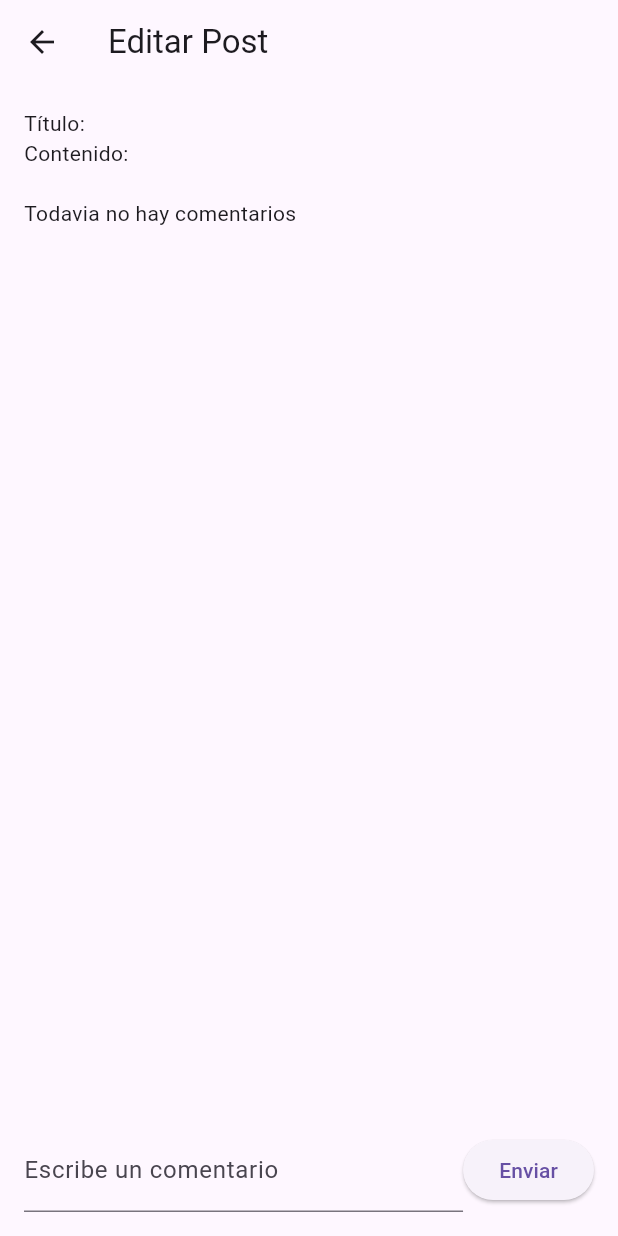
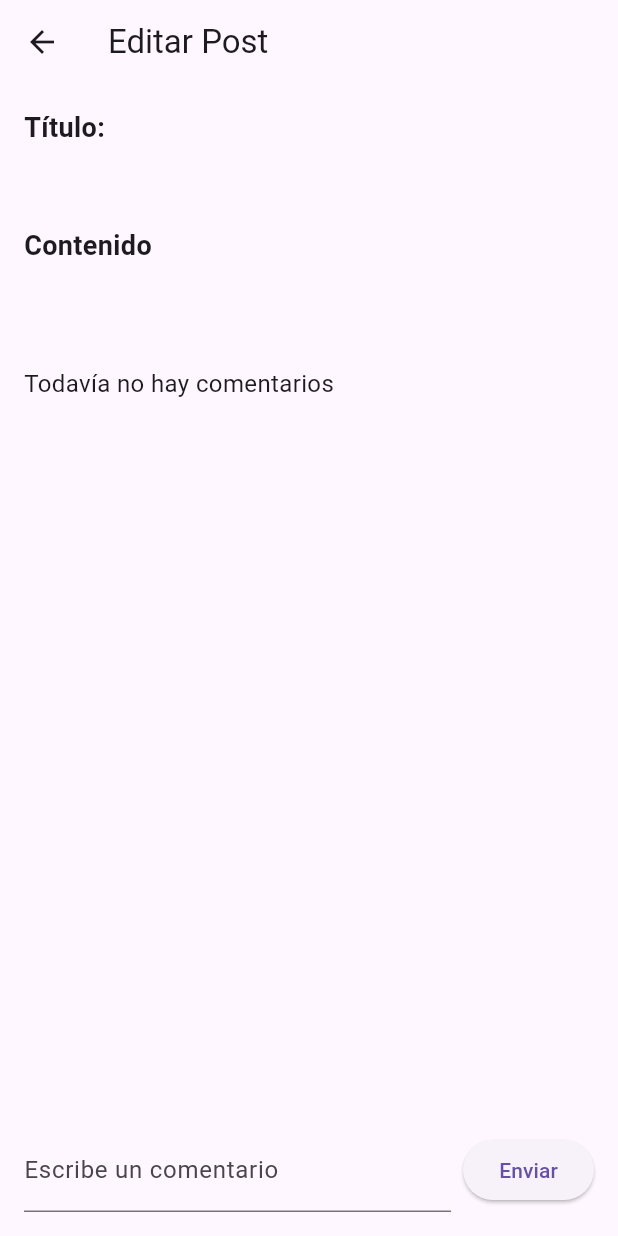
Before and after one commit to CharLyModZz288/trabajoFinal, a Flutter app: the EditarPost screen opened by its route, after a tap on "Enviar", on a phone screen of 412 x 824 dp. Run offline on Flutter 3.47's test engine with Material 3 defaults, Android fonts, the phone set to English and light mode, and no system bars; our stand-ins replace cloud_firestore, firebase_auth, firebase_core, firebase_storage, geolocator, google_maps_flutter and 2 more; accounts and stored records are empty; statements that could not run were skipped.

Commit message:
Cambios de estilo

```diff
--- a/lib/Home/EditarPost.dart
+++ b/lib/Home/EditarPost.dart
@@ -6,10 +6,16 @@ class EditarPost extends StatefulWidget {
   final String? postId;
   final String? usuario;
   final String? imagen;
-  final String? tituloInicial; // Agregado
-  final String? contenidoInicial; // Agregado
+  final String? tituloInicial;
+  final String? contenidoInicial;
 
-  EditarPost({this.postId, this.usuario, this.imagen, this.tituloInicial, this.contenidoInicial});
+  EditarPost({
+    this.postId,
+    this.usuario,
+    this.imagen,
+    this.tituloInicial,
+    this.contenidoInicial,
+  });
 
   @override
   _EditarPostState createState() => _EditarPostState();
@@ -42,11 +48,37 @@ class _EditarPostState extends State<EditarPost> {
         child: Column(
           crossAxisAlignment: CrossAxisAlignment.start,
           children: [
-            // Mostrar título y contenido
-            Text("Título: ${_tituloController.text}"),
-            Text("Contenido: ${_contenidoController.text}"),
+            Text(
+              "Título:",
+              style: TextStyle(fontSize: 18, fontWeight: FontWeight.bold),
+            ),
+            SizedBox(height: 4),
+            Text(
+              _tituloController.text,
+              style: TextStyle(
+                fontSize: 20,
+                fontWeight: FontWeight.bold,
+                color: Colors.deepPurple,
+                shadows: [
+                  Shadow(
+                    blurRadius: 10.0,
+                    color: Colors.black.withOpacity(0.5),
+                    offset: Offset(2.0, 2.0),
+                  ),
+                ],
+              ),
+            ),
             SizedBox(height: 20),
-            // Mostrar imagen
+            Text(
+              "Contenido",
+              style: TextStyle(fontSize: 18, fontWeight: FontWeight.bold),
+            ),
+            SizedBox(height: 4),
+            Text(
+              _contenidoController.text,
+              style: TextStyle(fontSize: 16),
+            ),
+            SizedBox(height: 20),
             if (imagenUrl != null && imagenUrl!.isNotEmpty)
               Image.network(
                 imagenUrl!,
@@ -54,10 +86,11 @@ class _EditarPostState extends State<EditarPost> {
                 height: 200,
                 fit: BoxFit.contain,
               ),
-
+            SizedBox(height: 20),
             Expanded(
               child: StreamBuilder<QuerySnapshot>(
-                stream: db.collection('posts')
+                stream: db
+                    .collection('posts')
                     .doc(widget.postId)
                     .collection('comments')
                     .where('imagenUrl', isEqualTo: imagenUrl)
@@ -68,16 +101,24 @@ class _EditarPostState extends State<EditarPost> {
                     return Center(child: CircularProgressIndicator());
                   }
                   if (!snapshot.hasData || snapshot.data!.docs.isEmpty) {
-                    return Text("Todavia no hay comentarios");
-                  }else {
+                    return Text(
+                      "Todavía no hay comentarios",
+                      style: TextStyle(fontSize: 16),
+                    );
+                  } else {
                     return ListView.builder(
                       itemCount: snapshot.data!.docs.length,
                       itemBuilder: (context, index) {
-                        final commentData = snapshot.data!.docs[index]
-                            .data() as Map<String, dynamic>;
-                        return ListTile(
-                          title: Text(commentData['usuario']),
-                          subtitle: Text(commentData['texto']),
+                        final commentData = snapshot.data!.docs[index].data() as Map<String, dynamic>;
+                        return Card(
+                          margin: const EdgeInsets.symmetric(vertical: 8),
+                          child: ListTile(
+                            title: Text(
+                              commentData['usuario'],
+                              style: TextStyle(fontWeight: FontWeight.bold),
+                            ),
+                            subtitle: Text(commentData['texto']),
+                          ),
                         );
                       },
                     );
@@ -85,10 +126,7 @@ class _EditarPostState extends State<EditarPost> {
                 },
               ),
             ),
-
             Row(
-              mainAxisAlignment: MainAxisAlignment.start,
-              crossAxisAlignment: CrossAxisAlignment.center,
               children: [
                 Expanded(
                   child: TextField(
@@ -98,14 +136,13 @@ class _EditarPostState extends State<EditarPost> {
                     ),
                   ),
                 ),
+                SizedBox(width: 8),
                 ElevatedButton(
                   onPressed: _agregarComentario,
                   child: Text('Enviar'),
                 ),
               ],
-            )
-
-
+            ),
           ],
         ),
       ),
@@ -117,24 +154,16 @@ class _EditarPostState extends State<EditarPost> {
     final usuarioActual = FirebaseAuth.instance.currentUser;
 
     if (comentarioTexto.isNotEmpty && usuarioActual != null) {
-      // Obtener el nombre de usuario
       String nombreUsuario = usuarioActual.displayName ?? "Anónimo";
 
-      // Agregar comentario a Firestore, asociado al postId e imagenUrl
-      await db.collection('posts')
-          .doc(widget.postId)
-          .collection('comments')
-          .add({
+      await db.collection('posts').doc(widget.postId).collection('comments').add({
         'usuario': nombreUsuario,
         'texto': comentarioTexto,
         'fecha': DateTime.now(),
-        'imagenUrl': imagenUrl, // Añadir la imagenUrl
+        'imagenUrl': imagenUrl,
       });
 
-      // Limpia el campo de entrada después de enviar
       _comentarioController.clear();
     }
   }
-
-
 }
```
Also changed, not shown: lib/Home/Editarperfil.dart (+46 -45 lines), lib/Home/HomeView.dart (+9 -6 lines), pubspec.lock.
